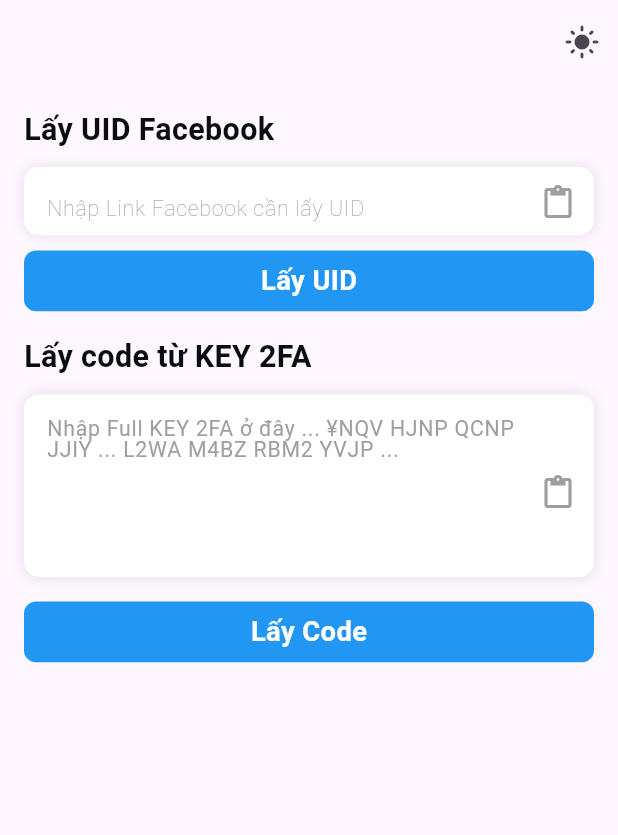
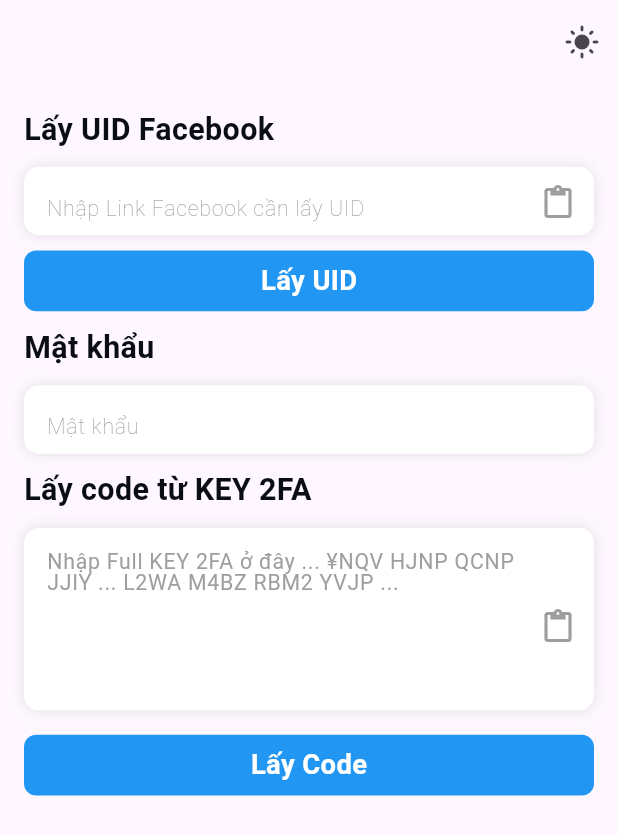
Before and after one commit to LHAnh2809/uid_f2a, a Flutter app: the screen it shows after launch, on a phone screen of 412 x 824 dp. Shown: the top 835 px of the screen. Run offline on Flutter 3.47's test engine with Material 3 defaults, Android fonts, the light colour scheme and no system bars; our stand-ins replace flutter_screenutil, flutter_svg, get, get_storage, loading_animation_widget, shimmer; missing offline and left inert: otp; Roboto replaces fonts that are missing (SFProText).

Commit message:
add định dạng

```diff
--- a/lib/app/modules/home/controllers/home_controller.dart
+++ b/lib/app/modules/home/controllers/home_controller.dart
@@ -14,6 +14,7 @@
 
   final uIDController = TextEditingController();
   final ma2faController = TextEditingController();
+  final mkController = TextEditingController();
 
   var isUID = true.obs;
   var isLoadingUID = false.obs;
@@ -22,6 +23,9 @@
   var is2FA = true.obs;
   var otpCode = "".obs;
   var isLoading2FA = false.obs;
+
+  RxString mk = ''.obs;
+  RxString ma2fa = ''.obs;
 
   var countdown = 30.obs;
   Timer? timer;
@@ -114,7 +118,6 @@
       isLoading2FA.value = false;
       countdown.value = 30;
       startCountdown();
-      print("OTP: " + otpCode.value);
       Utils.showSnackbar(
           message: 'Lấy 2FA thành công',
           icon: "assets/icons/circle_check_24px.svg",
--- a/lib/app/modules/home/views/home_page.dart
+++ b/lib/app/modules/home/views/home_page.dart
@@ -28,6 +28,7 @@
       ),
       body: Container(
         padding: const EdgeInsets.all(16),
+        child: SingleChildScrollView(
           child: Column(
             mainAxisAlignment: MainAxisAlignment.start,
             crossAxisAlignment: CrossAxisAlignment.start,
@@ -53,7 +54,8 @@
                 },
                 showButton: true,
                 onChanged: (event) {
-                controller.isUID.value = controller.uIDController.text.isEmpty;
+                  controller.isUID.value =
+                      controller.uIDController.text.isEmpty;
                   if (controller.uIDController.text.isEmpty) {
                     controller.uidDataUID.value = "";
                   }
@@ -123,7 +125,30 @@
                         colorBackGroud: Colors.blue,
                       ),
               ),
-            SizedBox(height: 16.h),
+              SizedBox(height: 10.h),
+              Obx(
+                () => Text(
+                  'Mật khẩu',
+                  style: AppTextStyle.largeBodyStyle.copyWith(
+                    color: themeController.isDarkMode.value
+                        ? AppColors.white
+                        : AppColors.kGray1000Color,
+                  ),
+                ),
+              ),
+              SizedBox(height: 10.h),
+              TextFormWidget(
+                hintText: 'Mật khẩu',
+                textInputType: TextInputType.text,
+                obscureText: true.obs,
+                togglePasswordVisibility: () {},
+                showButton: false,
+                onChanged: (event) {
+                  controller.mk.value = controller.mkController.text;
+                },
+                controller: controller.mkController,
+              ),
+              SizedBox(height: 10.h),
               Obx(
                 () => Text(
                   'Lấy code từ KEY 2FA',
@@ -162,6 +187,8 @@
                           onChanged: (event) {
                             controller.is2FA.value =
                                 controller.ma2faController.text.isEmpty;
+                            controller.ma2fa.value =
+                                controller.ma2faController.text;
                           },
                           decoration: InputDecoration(
                             hintText:
@@ -218,7 +245,8 @@
                       ),
               ),
               SizedBox(height: 10.h),
-            Obx(() => controller.otpCode.value.isEmpty
+              Obx(
+                () => controller.otpCode.value.isEmpty
                     ? const SizedBox.shrink()
                     : Row(
                         mainAxisAlignment: MainAxisAlignment.spaceAround,
@@ -243,8 +271,10 @@
                                     children: [
                                       Text(
                                         controller.otpCode.value,
-                                    style: AppTextStyle.textsmallStyle.copyWith(
-                                      color: themeController.isDarkMode.value
+                                        style: AppTextStyle.textsmallStyle
+                                            .copyWith(
+                                          color:
+                                              themeController.isDarkMode.value
                                                   ? AppColors.kYellowColor
                                                   : AppColors.kGreenChart,
                                         ),
@@ -296,8 +326,47 @@
                             ],
                           )
                         ],
-                  ))
+                      ),
+              ),
+              Obx(
+                () {
+                  // Check if any of the reactive text values are empty
+                  bool isAnyFieldEmpty = controller.uidDataUID.value.isEmpty ||
+                      controller.mk.value.isEmpty ||
+                      controller.ma2fa.value.isEmpty;
+
+                  return isAnyFieldEmpty
+                      ? const SizedBox.shrink()
+                      : ButtonWidget(
+                          onTap: () => controller.copyToClipboard(
+                              '${controller.uidDataUID.value}|${controller.mk.value}|${controller.ma2fa.value}'), // Use reactive variables here
+                          widget: IntrinsicWidth(
+                            child: Row(
+                              children: [
+                                Text(
+                                  '${controller.uidDataUID.value}|${controller.mk.value}|${controller.ma2fa.value}', // Use reactive variables here
+                                  style: AppTextStyle.textsmallStyle.copyWith(
+                                    color: themeController.isDarkMode.value
+                                        ? AppColors.kYellowColor
+                                        : AppColors.kGreenChart,
+                                  ),
+                                ),
+                                SizedBox(width: 5.w),
+                                Icon(
+                                  Icons.copy,
+                                  size: 18.sp,
+                                  color: themeController.isDarkMode.value
+                                      ? AppColors.kYellowColor
+                                      : AppColors.kGreenChart,
+                                ),
                               ],
+                            ),
+                          ),
+                        );
+                },
+              )
+            ],
+          ),
         ),
       ),
     );
--- a/lib/app/modules/widgets/text_form_widget.dart
+++ b/lib/app/modules/widgets/text_form_widget.dart
@@ -42,8 +42,7 @@
           ),
         ],
       ),
-      child: Obx(
-        () => Stack(
+      child: Stack(
         alignment: Alignment.centerRight,
         children: [
           Padding(
@@ -67,7 +66,9 @@
             ),
           ),
           if (showButton != null && showButton!)
-              IconButton(
+            // Kiểm tra xem suffixIcon có tồn tại hay không
+            Obx(
+              () => IconButton(
                 splashColor: Colors.transparent,
                 highlightColor: Colors.transparent,
                 onPressed: togglePasswordVisibility,
@@ -75,9 +76,10 @@
                   obscureText.value ? Icons.paste : Icons.close,
                   color: Colors.grey,
                 ),
-              )
+              ),
+            ),
+          suffixIcon ?? Container(),
         ],
-        ),
       ),
     );
   }
```
Lines whose indentation alone changed are shown as unchanged.
